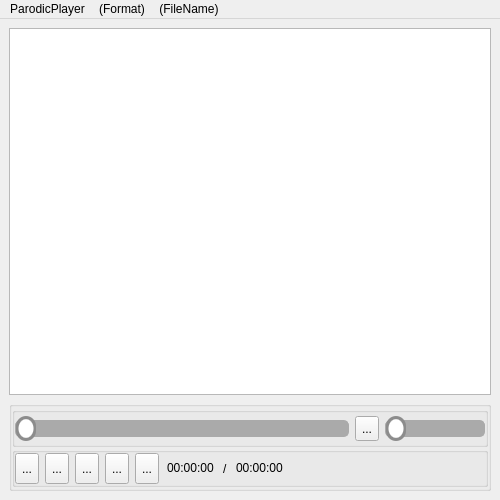
Before: the Qt Designer form src/form/mainwindow.ui in CCPure542/ParodicPlayer, drawn with Qt 5.
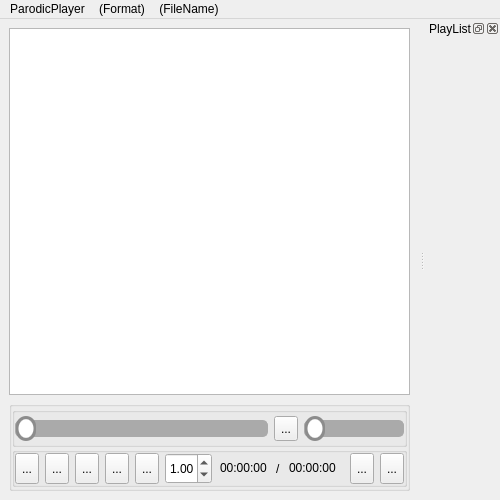
After: the same form once the commit is applied. Icons and pictures are not drawn. Custom widgets are drawn as their Qt base class.

Commit message: PlayList managing.

What changed in the file:
```diff
--- a/src/form/mainwindow.ui
+++ b/src/form/mainwindow.ui
@@ -10,6 +10,15 @@
     <height>500</height>
    </rect>
   </property>
+  <property name="minimumSize">
+   <size>
+    <width>440</width>
+    <height>410</height>
+   </size>
+  </property>
+  <property name="contextMenuPolicy">
+   <enum>Qt::NoContextMenu</enum>
+  </property>
   <property name="windowTitle">
    <string>ParodicPlayer</string>
   </property>
@@ -33,6 +42,18 @@
       <property name="horizontalScrollBarPolicy">
        <enum>Qt::ScrollBarAlwaysOff</enum>
       </property>
+      <property name="backgroundBrush">
+       <brush brushstyle="SolidPattern">
+        <color alpha="255">
+         <red>128</red>
+         <green>128</green>
+         <blue>128</blue>
+        </color>
+       </brush>
+      </property>
+      <property name="interactive">
+       <bool>false</bool>
+      </property>
      </widget>
     </item>
     <item>
@@ -359,6 +380,34 @@
             </property>
            </widget>
           </item>
+          <item>
+           <widget class="QDoubleSpinBox" name="spinBox_pbr">
+            <property name="maximumSize">
+             <size>
+              <width>47</width>
+              <height>35</height>
+             </size>
+            </property>
+            <property name="readOnly">
+             <bool>false</bool>
+            </property>
+            <property name="keyboardTracking">
+             <bool>false</bool>
+            </property>
+            <property name="minimum">
+             <double>0.250000000000000</double>
+            </property>
+            <property name="maximum">
+             <double>4.000000000000000</double>
+            </property>
+            <property name="singleStep">
+             <double>0.250000000000000</double>
+            </property>
+            <property name="value">
+             <double>1.000000000000000</double>
+            </property>
+           </widget>
+          </item>
           <item>
            <widget class="QTimeEdit" name="timeEdit_position">
             <property name="cursor">
@@ -459,6 +508,58 @@
             </property>
            </spacer>
           </item>
+          <item>
+           <widget class="QToolButton" name="btn_opendir">
+            <property name="maximumSize">
+             <size>
+              <width>35</width>
+              <height>35</height>
+             </size>
+            </property>
+            <property name="toolTip">
+             <string>&lt;html&gt;&lt;head/&gt;&lt;body&gt;&lt;p&gt;Open a Directory as a List&lt;/p&gt;&lt;/body&gt;&lt;/html&gt;</string>
+            </property>
+            <property name="text">
+             <string>...</string>
+            </property>
+            <property name="icon">
+             <iconset resource="../../res.qrc">
+              <normaloff>:/res/icon_opendir.png</normaloff>:/res/icon_opendir.png</iconset>
+            </property>
+            <property name="iconSize">
+             <size>
+              <width>100</width>
+              <height>100</height>
+             </size>
+            </property>
+           </widget>
+          </item>
+          <item>
+           <widget class="QToolButton" name="btn_list">
+            <property name="maximumSize">
+             <size>
+              <width>35</width>
+              <height>35</height>
+             </size>
+            </property>
+            <property name="toolTip">
+             <string>&lt;html&gt;&lt;head/&gt;&lt;body&gt;&lt;p&gt;Show List&lt;/p&gt;&lt;/body&gt;&lt;/html&gt;</string>
+            </property>
+            <property name="text">
+             <string>...</string>
+            </property>
+            <property name="icon">
+             <iconset resource="../../res.qrc">
+              <normaloff>:/res/icon_list.png</normaloff>:/res/icon_list.png</iconset>
+            </property>
+            <property name="iconSize">
+             <size>
+              <width>100</width>
+              <height>100</height>
+             </size>
+            </property>
+           </widget>
+          </item>
          </layout>
         </widget>
        </item>
@@ -497,7 +598,38 @@
    <addaction name="menu_Format"/>
    <addaction name="menu_FileName"/>
   </widget>
+  <widget class="PlayListDockWidget" name="dockWidget">
+   <property name="minimumSize">
+    <size>
+     <width>75</width>
+     <height>35</height>
+    </size>
+   </property>
+   <property name="allowedAreas">
+    <set>Qt::LeftDockWidgetArea|Qt::RightDockWidgetArea</set>
+   </property>
+   <property name="windowTitle">
+    <string>PlayList</string>
+   </property>
+   <attribute name="dockWidgetArea">
+    <number>2</number>
+   </attribute>
+   <widget class="QWidget" name="dockWidgetContents"/>
+  </widget>
  </widget>
+ <customwidgets>
+  <customwidget>
+   <class>PPGraphicsView</class>
+   <extends>QGraphicsView</extends>
+   <header>src/ppgraphicsview.h</header>
+  </customwidget>
+  <customwidget>
+   <class>PlayListDockWidget</class>
+   <extends>QDockWidget</extends>
+   <header>src/playlistdockwidget.h</header>
+   <container>1</container>
+  </customwidget>
+ </customwidgets>
  <resources>
   <include location="../../res.qrc"/>
  </resources>
```
Left out of the diff: 2 changed lines with no effect on the pictures. The commit also changes 20 other files.
